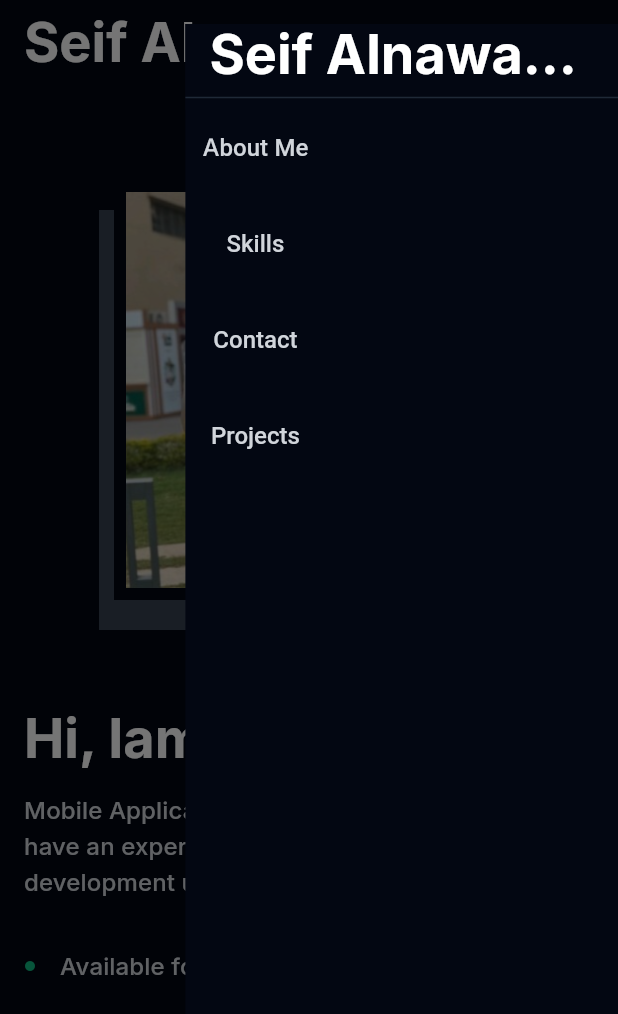
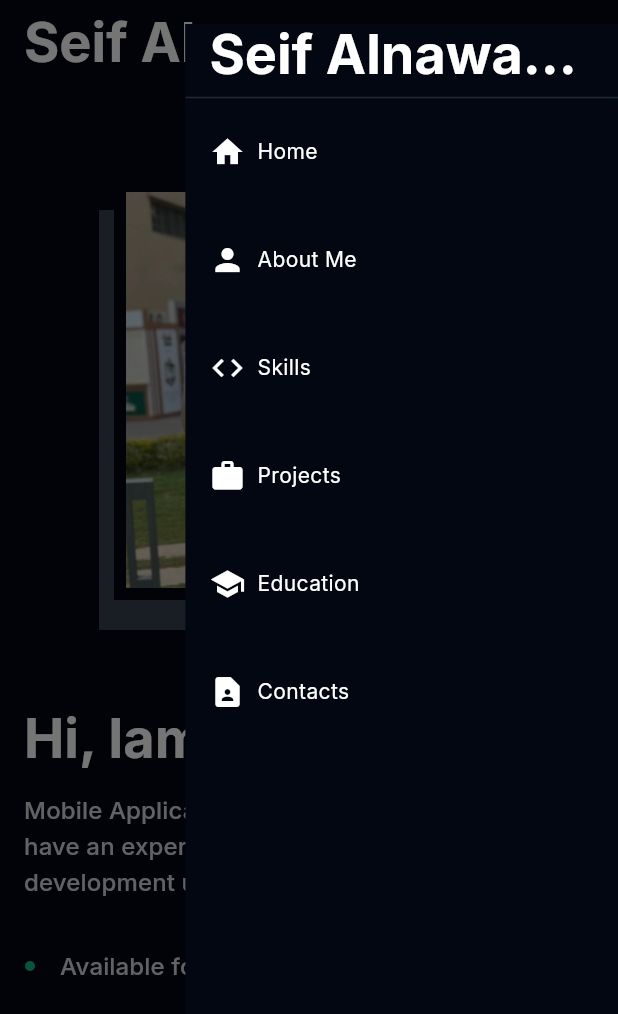
Before and after one commit to seif1290/Seif-s-Portofolio, a Flutter app: the screen it shows after launch, after a tap on the "menu" icon, on a phone screen of 412 x 824 dp. Shown: the top 1014 px of the screen. Run offline on Flutter 3.47's test engine with Material 3 defaults, Android fonts, the light colour scheme and no system bars; our stand-ins replace flutter_svg, google_fonts.

Commit message:
navigate to a certain section from the actions in desktop or drawer in mobile

```diff
--- a/lib/core/constants/app_strings.dart
+++ b/lib/core/constants/app_strings.dart
@@ -5,11 +5,12 @@ abstract class AppStrings {
       'https://www.linkedin.com/in/seifelnawawy';
   static const String githubProfileLink = 'https://github.com/seif1290';
 
-  static const String contact = 'Contact';
+  static const String home = 'Home  ';
+  static const String contacts = 'Contacts';
   static const String getInTouch = 'Get In Touch';
   static const String projects = 'Projects';
+  static const String education = 'Education';
   static const String skills = 'Skills';
-  static const String work = 'Work';
   static const String welcomingAndName = 'Hi, Iam $firstName';
   static const String firstName = 'Seif';
   static const String fullName = 'Seif Alnawawy';
@@ -19,7 +20,31 @@ abstract class AppStrings {
   static const String aboutMe = 'About Me';
 
   static const String aboutMeDetails =
-      'As a passionate and ambitious Flutter developer with +1 years of experience in building and deploying mobile applications, including a published app on the Google Play Store, I’m excited to contribute my skills and take on new challenges in mobile app development';
+      '''Hello, I’m a Mobile Applications Developer with experience in building Android and iOS apps using Flutter & Dart, as well as developing native Android applications with Kotlin.
+
+I provide end-to-end solutions – from idea to publishing the app on the stores – with a strong focus on high performance and seamless user experience.
+
+What I can do for you:
+
+Develop Android & iOS applications using Flutter & Dart.
+
+Build native Android applications using Kotlin & Jetpack Compose.
+
+Integrate apps with Firebase services (Authentication, Firestore, Storage, Notifications).
+
+Manage app state professionally with BLoC or GetX.
+
+Design and implement apps following Clean Architecture & MVVM for scalable and maintainable code.
+
+Connect applications to RESTful APIs and work with local databases (Sqflite, SharedPreferences, Hive).
+
+Create Responsive/Adaptive UIs that work smoothly across all devices.
+
+Convert websites into mobile applications with a professional approach.
+
+Publish applications on Google Play and handle all necessary requirements.
+
+I’d be glad to work with you on your next project and turn your idea into a successful mobile application😉.''';
 
   static const String skillsIamGoodAt =
       'The skills, tools and technologies I am really good at:';
--- a/lib/core/constants/desktop_app_bar_actions.dart
+++ b/lib/core/constants/desktop_app_bar_actions.dart
@@ -1,9 +1,20 @@
 import 'package:flutter/material.dart';
 import 'package:seif_portofolio/core/constants/app_strings.dart';
 
-List<Widget> desktopAppBarActions = [
-  TextButton(onPressed: () {}, child: const Text(AppStrings.aboutMe)),
-  TextButton(onPressed: () {}, child: const Text(AppStrings.skills)),
-  TextButton(onPressed: () {}, child: const Text(AppStrings.contact)),
-  TextButton(onPressed: () {}, child: const Text(AppStrings.projects)),
+List<String> desktopAppBarActions = const [
+  AppStrings.home,
+  AppStrings.aboutMe,
+  AppStrings.skills,
+  AppStrings.projects,
+  AppStrings.education,
+  AppStrings.contacts,
 ];
+
+List<IconData> desktopAppBarActionsIcons = const [
+  Icons.home,
+  Icons.person,
+  Icons.code,
+  Icons.work,
+  Icons.school,
+  Icons.contact_page,
+];
--- a/lib/presentation/sections/contacts_section.dart
+++ b/lib/presentation/sections/contacts_section.dart
@@ -32,7 +32,7 @@ class ContactSection extends StatelessWidget {
             const SizedBox(width: AppValues.paddingSmall),
             SelectableText(
               AppStrings.email,
-              style: Theme.of(context).textTheme.headlineMedium,
+              style: Theme.of(context).textTheme.titleLarge,
             ),
             IconButton(
               onPressed: () async {
@@ -52,7 +52,7 @@ class ContactSection extends StatelessWidget {
             const SizedBox(width: AppValues.paddingSmall),
             SelectableText(
               AppStrings.phoneNumber,
-              style: Theme.of(context).textTheme.headlineSmall,
+              style: Theme.of(context).textTheme.titleLarge,
             ),
             IconButton(
               onPressed: () async {
@@ -83,10 +83,7 @@ class ContactSection extends StatelessWidget {
               },
               icon: SvgPicture.asset(
                 AppIcons.github,
-                colorFilter: ColorFilter.mode(
-                  AppColors.grey500,
-                  BlendMode.srcIn,
-                ),
+                colorFilter: ColorFilter.mode(AppColors.white, BlendMode.srcIn),
               ),
             ),
             IconButton(
@@ -102,10 +99,7 @@ class ContactSection extends StatelessWidget {
               },
               icon: SvgPicture.asset(
                 AppIcons.linkedin,
-                colorFilter: ColorFilter.mode(
-                  AppColors.grey500,
-                  BlendMode.srcIn,
-                ),
+                colorFilter: ColorFilter.mode(AppColors.white, BlendMode.srcIn),
               ),
             ),
           ],
--- a/lib/presentation/sections/home_screen.dart
+++ b/lib/presentation/sections/home_screen.dart
@@ -15,8 +15,25 @@ import 'package:seif_portofolio/presentation/sections/skills_section.dart';
 import 'package:seif_portofolio/presentation/sections/projects_section.dart';
 import 'package:seif_portofolio/presentation/widgets/mobile_drawer.dart';
 
-class HomeScreen extends StatelessWidget {
+class HomeScreen extends StatefulWidget {
   const HomeScreen({super.key});
+
+  @override
+  State<HomeScreen> createState() => _HomeScreenState();
+}
+
+class _HomeScreenState extends State<HomeScreen> {
+  late ScrollController scrollController;
+  late List<GlobalKey> navbarKeys;
+  @override
+  void initState() {
+    super.initState();
+    scrollController = ScrollController();
+    navbarKeys = List.generate(
+      desktopAppBarActions.length,
+      (index) => GlobalKey(),
+    );
+  }
 
   @override
   Widget build(BuildContext context) {
@@ -31,16 +48,31 @@ class HomeScreen extends StatelessWidget {
           ),
           actions: ResponsiveLayout.isMobile(context)
               ? null
-              : desktopAppBarActions,
+              : List.generate(
+                  desktopAppBarActions.length,
+                  (index) => TextButton(
+                    onPressed: () {
+                      _scrollToSection(index);
+                    },
+                    child: Text(desktopAppBarActions[index]),
+                  ),
+                ),
         ),
         endDrawer: ResponsiveLayout.isMobile(context)
-            ? const MobileDrawer()
+            ? MobileDrawer(
+                onDrawerSectionRowTap: (index) {
+                  Navigator.of(context).pop();
+                  _scrollToSection(index);
+                },
+              )
             : null,
 
         body: SingleChildScrollView(
+          controller: scrollController,
           child: Column(
             children: [
               Container(
+                key: navbarKeys.first,
                 width: double.infinity,
                 padding: _screenMainPadding(),
                 color: Theme.of(context).colorScheme.primary,
@@ -51,6 +83,7 @@ class HomeScreen extends StatelessWidget {
                 ),
               ),
               Container(
+                key: navbarKeys[1],
                 width: double.infinity,
                 padding: _screenMainPadding(),
                 color: Theme.of(context).colorScheme.secondary,
@@ -61,12 +94,14 @@ class HomeScreen extends StatelessWidget {
                 ),
               ),
               Container(
+                key: navbarKeys[2],
                 width: double.infinity,
                 padding: _screenMainPadding(),
                 color: Theme.of(context).colorScheme.primary,
                 child: SkillsSection(skills: SkillsDataSource.getSkills),
               ),
               Container(
+                key: navbarKeys[3],
                 width: double.infinity,
                 padding: _screenMainPadding(),
                 color: Theme.of(context).colorScheme.secondary,
@@ -75,12 +110,14 @@ class HomeScreen extends StatelessWidget {
                 ),
               ),
               Container(
+                key: navbarKeys[4],
                 width: double.infinity,
                 padding: _screenMainPadding(),
                 color: Theme.of(context).colorScheme.primary,
                 child: EducationSection(),
               ),
               Container(
+                key: navbarKeys[5],
                 width: double.infinity,
                 padding: _screenMainPadding(),
                 color: Theme.of(context).colorScheme.secondary,
@@ -99,4 +136,13 @@ class HomeScreen extends StatelessWidget {
       horizontal: AppValues.paddingHorizontalMobile,
     );
   }
+
+  void _scrollToSection(int index) {
+    final key = navbarKeys[index];
+    Scrollable.ensureVisible(
+      key.currentContext!,
+      duration: const Duration(milliseconds: 500),
+      curve: Curves.easeInOut,
+    );
+  }
 }
--- a/lib/presentation/sections/introduction_section/introduction_section_desktop.dart
+++ b/lib/presentation/sections/introduction_section/introduction_section_desktop.dart
@@ -18,7 +18,10 @@ class IntroductionSectionDesktop extends StatelessWidget {
           crossAxisAlignment: CrossAxisAlignment.start,
           children: [
             Expanded(
-              child: const PersonalImagePart(image: AppImages.personalImage2),
+              child: PersonalImagePart(
+                image: AppImages.personalImage2,
+                backgroundColor: Theme.of(context).colorScheme.secondary,
+              ),
             ),
             Expanded(
               child: Text(
--- a/lib/presentation/sections/projects_section.dart
+++ b/lib/presentation/sections/projects_section.dart
@@ -14,7 +14,7 @@ class ProjectsSection extends StatelessWidget {
   Widget build(BuildContext context) {
     return Column(
       children: [
-        const RoundedCard(text: AppStrings.work),
+        const RoundedCard(text: AppStrings.projects),
         const SizedBox(height: AppValues.paddingMedium),
 
         Text(
--- a/lib/presentation/widgets/build_project_details.dart
+++ b/lib/presentation/widgets/build_project_details.dart
@@ -19,10 +19,9 @@ class BuildProjectDetails extends StatelessWidget {
         children: [
           Text(
             project.name,
-            style: Theme.of(context).textTheme.titleLarge!.copyWith(
-              color: AppColors.white,
-              fontWeight: FontWeight.w500,
-            ),
+            style: Theme.of(
+              context,
+            ).textTheme.headlineSmall!.copyWith(color: AppColors.white),
           ),
           const SizedBox(height: 24.0),
           Text(
@@ -39,9 +38,9 @@ class BuildProjectDetails extends StatelessWidget {
           IconButton(
             onPressed: () async {
               if (!await launchUrl(url) && !context.mounted) {
-                ScaffoldMessenger.of(
-                  context,
-                ).showSnackBar(SnackBar(content: Text('csddcs')));
+                ScaffoldMessenger.of(context).showSnackBar(
+                  SnackBar(content: Text('Unable to open link now')),
+                );
               }
             },
             icon: const Icon(Icons.open_in_new),
--- /dev/null
+++ b/lib/presentation/widgets/drawer_section_row.dart
@@ -0,0 +1,31 @@
+import 'package:flutter/material.dart';
+import 'package:seif_portofolio/core/constants/app_values.dart';
+
+class DrawerSectionRow extends StatelessWidget {
+  const DrawerSectionRow({
+    super.key,
+    required this.text,
+    required this.icon,
+    this.onTap,
+  });
+  final String text;
+  final IconData icon;
+  final Function()? onTap;
+  @override
+  Widget build(BuildContext context) {
+    return InkWell(
+      onTap: onTap,
+      child: Padding(
+        padding: const EdgeInsets.all(AppValues.paddingMedium),
+        child: Row(
+          mainAxisSize: MainAxisSize.max,
+          children: [
+            Icon(icon),
+            const SizedBox(width: AppValues.paddingSmall),
+            Text(text),
+          ],
+        ),
+      ),
+    );
+  }
+}
--- a/lib/presentation/widgets/mobile_drawer.dart
+++ b/lib/presentation/widgets/mobile_drawer.dart
@@ -2,10 +2,11 @@ import 'package:flutter/material.dart';
 import 'package:seif_portofolio/core/constants/app_strings.dart';
 import 'package:seif_portofolio/core/constants/app_values.dart';
 import 'package:seif_portofolio/core/constants/desktop_app_bar_actions.dart';
+import 'package:seif_portofolio/presentation/widgets/drawer_section_row.dart';
 
 class MobileDrawer extends StatelessWidget {
-  const MobileDrawer({super.key});
-
+  const MobileDrawer({super.key, required this.onDrawerSectionRowTap});
+  final Function(int index) onDrawerSectionRowTap;
   @override
   Widget build(BuildContext context) {
     return Container(
@@ -26,7 +27,16 @@ class MobileDrawer extends StatelessWidget {
 
         body: Column(
           spacing: AppValues.paddingHorizontalMobile,
-          children: desktopAppBarActions,
+          children: List.generate(
+            desktopAppBarActions.length,
+            (index) => DrawerSectionRow(
+              text: desktopAppBarActions[index],
+              icon: desktopAppBarActionsIcons[index],
+              onTap: () {
+                onDrawerSectionRowTap(index);
+              },
+            ),
+          ),
         ),
       ),
     );
```
